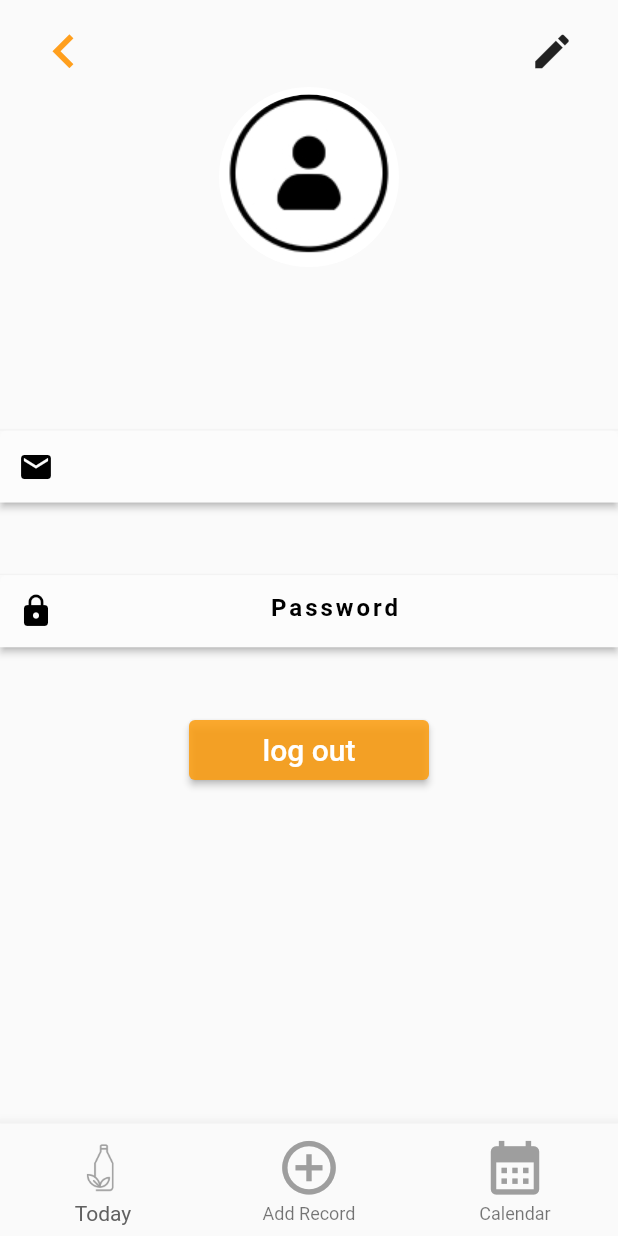
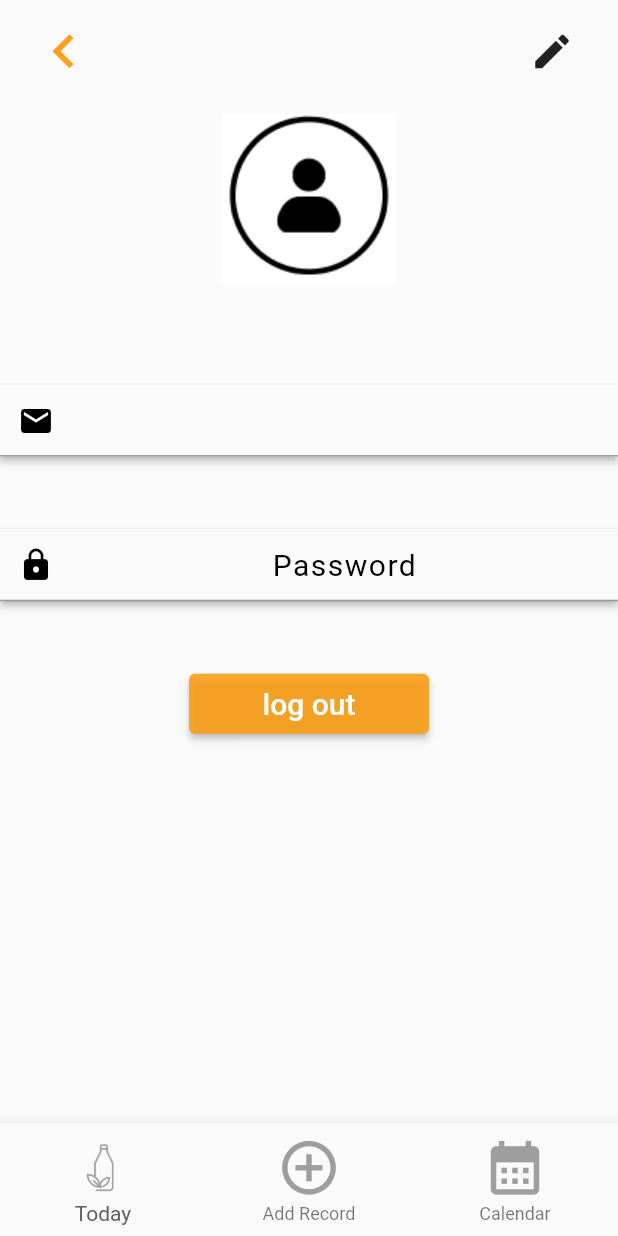
Before and after one commit to suisuiss/Plastic-Recorder, a Flutter app: the ProfilePage screen opened by its route, on a phone screen of 412 x 824 dp. Run offline on Flutter 3.47's test engine with Material 2 defaults, Android fonts, the phone set to English and light mode, and no system bars; our stand-ins replace firebase_auth, firebase_core, flutter_image_slideshow, page_view_indicators, table_calendar; missing offline and left inert: dart:ffi; accounts and stored records are empty.

```diff
--- a/plastic_recorder/lib/login_screen.dart
+++ b/plastic_recorder/lib/login_screen.dart
@@ -27,14 +27,16 @@ class _LoginScreenState extends State<LoginScreen> {
   Future Login() async {
     if (formKey.currentState!.validate()) {
       try{
-         await FirebaseAuth.instance.signInWithEmailAndPassword(
+        await FirebaseAuth.instance.signInWithEmailAndPassword(
         email: emailController.text.trim(),
         password: passwordController.text.trim(),
+
       );
-      print('login with $passwordController.text + $emailController.text');
+
+      ;
       emailController.clear();
       passwordController.clear();
-      Navigator.pushNamed(context, '/today');
+      Navigator.pushNamed(context, '/home');
 
       } on FirebaseAuthException catch(e){
         print(e);
--- a/plastic_recorder/lib/profile_page.dart
+++ b/plastic_recorder/lib/profile_page.dart
@@ -12,61 +12,86 @@ class ProfilePage extends StatefulWidget {
   State<ProfilePage> createState() => _ProfilePageState();
 }
 
-final user = FirebaseAuth.instance.currentUser!;
+final FirebaseAuth auth = FirebaseAuth.instance;
+
+User? usr = FirebaseAuth.instance.currentUser;
+var uemail = usr?.email;
+var uid = usr?.uid;
+getCurrentUser() async {
+    final  User us = await auth.currentUser!;
+    final uid = us.uid;
+    print(uid);
+  }
 
 class _ProfilePageState extends State<ProfilePage> {
-  var email = user.email;
+  var isEdit = false;
+  Future _signOut() async {
+    await FirebaseAuth.instance.signOut();
+    Navigator.of(context)
+        .pushNamedAndRemoveUntil('/home', (Route<dynamic> route) => false);
+  }
+
   Widget textformfield({@required hintText, required icon}) {
-    return Material(
-      elevation: 2,
-      shadowColor: Colors.black,
-      child: TextFormField(
-        enabled: false,
-        textAlign: TextAlign.center,
-        decoration: InputDecoration(
+    final InputDecoration textFormStyle = InputDecoration(
       hintText: hintText,
-            hintStyle: const TextStyle(
-                letterSpacing: 2,
-                fontWeight: FontWeight.bold,
-                color: Colors.black),
+      hintStyle:
+          const TextStyle(letterSpacing: 1, fontSize: 20, color: Colors.black),
       prefixIcon: Icon(
         icon,
         color: Colors.black,
       ),
-            fillColor: const Color.fromARGB(77, 255, 255, 255),
-            filled: true,
-            enabledBorder: OutlineInputBorder(
-              borderSide: BorderSide(
-                color: Colors.black,
-              ),
-            )),
+      border: UnderlineInputBorder(
+          borderSide: BorderSide(color: Colors.black, width: 10)),
+    );
+    return Material(
+      elevation: 2,
+      child: TextFormField(
+        textAlign: TextAlign.center,
+        decoration: textFormStyle,
       ),
     );
   }
 
   @override
   Widget build(BuildContext context) {
+
+    final user = FirebaseAuth.instance.currentUser!;
+    final formKey = GlobalKey<FormState>();
+    final deviceHeight = MediaQuery.of(context).size.height;
+    bool isEdit = false;
     return Scaffold(
       resizeToAvoidBottomInset: false,
       body: Container(
+        child: Center(
           child: Column(
             children: [
-            hd(context),
+              hd(context, isEdit),
               Expanded(
-                child: Stack(
-              alignment: Alignment.center,
-              children: [
-                Column(
+                child: SingleChildScrollView(
+                  child: Column(
                     mainAxisAlignment: MainAxisAlignment.center,
                     children: [
-                    Container(
-                      height: 330,
+                      Image(
+                        image: AssetImage(
+                          'assets/profileimg.jpg',
+                        ),
+                        width: 150,
+                        height: 150,
+                      ),
+                      Form(
+                        key: formKey,
+                        child: Container(
+                          height: deviceHeight * 0.4,
                           width: double.infinity,
                           child: Column(
                             mainAxisAlignment: MainAxisAlignment.spaceEvenly,
                             children: [
-                          textformfield(
-                            hintText: '$email',
+                              isEdit
+                                  ? Text('sdasd')
+                                  : textformfield(
+                                      // hintText: '$GetUserData() ',
+                                      hintText: '${user.email}',
+
                                       icon: Icons.email,
                                     ),
                               textformfield(
@@ -77,14 +102,10 @@ class _ProfilePageState extends State<ProfilePage> {
                                 height: 40,
                                 width: 160,
                                 child: ElevatedButton(
-                              onPressed: () => {
-                                FirebaseAuth.instance.signOut(),
-                                Navigator.of(context).pushNamedAndRemoveUntil(
-                                    '/home', (Route<dynamic> route) => false)
-                              },
+                                  onPressed: _signOut,
                                   style: ElevatedButton.styleFrom(
-                                  primary:
-                                      const Color.fromARGB(221, 252, 157, 15)),
+                                      primary: const Color.fromARGB(
+                                          221, 252, 157, 15)),
                                   child: const Center(
                                     child: Text(
                                       "log out",
@@ -98,52 +119,61 @@ class _ProfilePageState extends State<ProfilePage> {
                               )
                             ],
                           ),
+                        ),
                       )
                     ],
                   ),
-                Column(
-                  crossAxisAlignment: CrossAxisAlignment.center,
-                  children: [
-                    Container(
-                      alignment: AlignmentDirectional.topStart,
-                      width: 120,
-                      height: 120,
-                      decoration: BoxDecoration(
-                        border: Border.all(color: Colors.white, width: 5),
-                        shape: BoxShape.circle,
-                        color: Colors.white,
-                        image: const DecorationImage(
-                          alignment: Alignment.center,
-                          image: AssetImage('assets/profileimg.jpg'),
                 ),
+                // Column(
+                //   crossAxisAlignment: CrossAxisAlignment.center,
+                //   children: [
+                //     Container(
+                //       alignment: AlignmentDirectional.topStart,
+                //       width: 120,
+                //       height: 120,
+                //       decoration: BoxDecoration(
+                //         border: Border.all(color: Colors.white, width: 5),
+                //         shape: BoxShape.circle,
+                //         color: Colors.white,
+                //         image: const DecorationImage(
+                //           alignment: Alignment.center,
+                //           image: AssetImage('assets/profileimg.jpg'),
+                //         ),
+                //       ),
+                //     ),
+                //   ],
+                // ),
               ),
-                    ),
-                  ],
-                ),
-              ],
-            )),
               footer()
             ],
           ),
         ),
+      ),
     );
   }
-}
 
-Widget hd(BuildContext context) {
+  Widget hd(BuildContext context, bool isEdit) {
     return Container(
       child: Padding(
         padding: const EdgeInsets.only(left: 20, right: 20, top: 10),
         child: Column(mainAxisAlignment: MainAxisAlignment.start, children: [
           Row(mainAxisAlignment: MainAxisAlignment.spaceBetween, children: [
-          Icon(
+            GestureDetector(
+              onTap: () {
+                Navigator.pop(context);
+              },
+              child: Icon(
                 Icons.chevron_left_outlined,
                 size: 45,
                 color: Color(0xffFF9F1D),
               ),
+            ),
             IconButton(
-              onPressed: (() => Navigator.push(context,
-                  MaterialPageRoute(builder: (context) => EditProfilePage()))),
+                onPressed: () => {
+                      setState(() {
+                        isEdit = true;
+                      })
+                    },
                 icon: Icon(
                   Icons.edit,
                   size: 30,
@@ -153,3 +183,4 @@ Widget hd(BuildContext context) {
       ),
     );
   }
+}
--- a/plastic_recorder/lib/register.dart
+++ b/plastic_recorder/lib/register.dart
@@ -24,8 +24,8 @@ class _registerState extends State<register> {
     if (formKey.currentState!.validate()) {
       try {
         await FirebaseAuth.instance.createUserWithEmailAndPassword(
-            email: emailController.text, password: passwordController.text);
-        Navigator.pushNamed(context, '/today');
+            email: emailController.text.trim(), password: passwordController.text.trim());
+        Navigator.pushNamed(context, '/home');
       } on FirebaseAuthException catch (e) {
         print(e);
         ScaffoldMessenger.of(context).showSnackBar(SnackBar(
```
Lines whose indentation alone changed are shown as unchanged.
